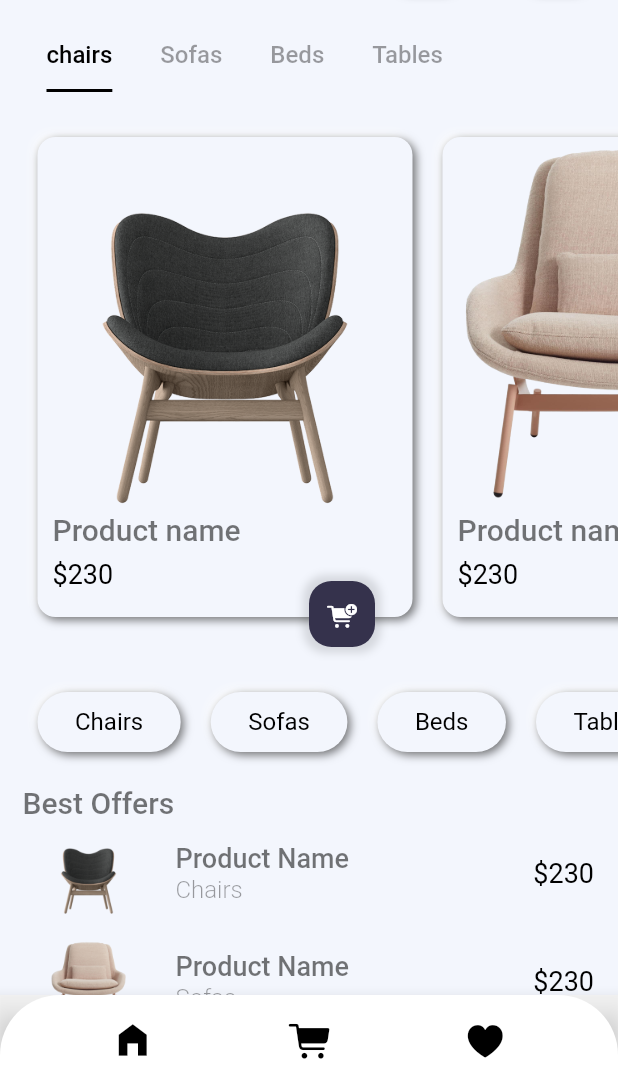
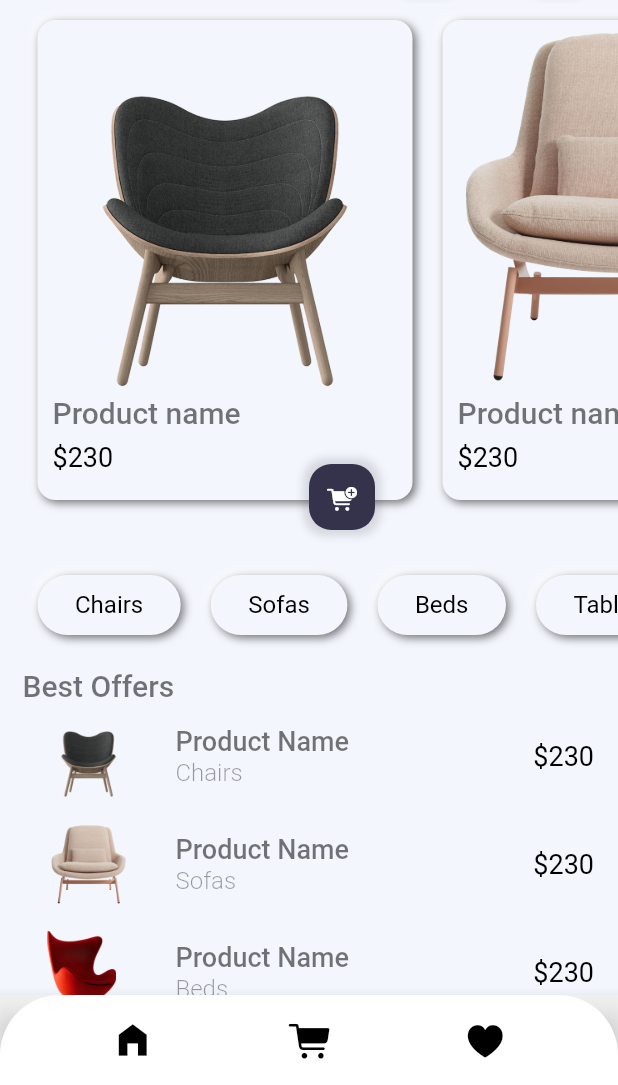
Before and after one commit to aakashsahh/E-commerce, a Flutter app: the screen it shows after launch, on a phone screen of 412 x 824 dp, the part 151-1236 px from its top. Run offline on Flutter 3.47's test engine with Material 2 defaults, Android fonts, the phone set to English and light mode, and no system bars; drawn by our look-alikes of flutter_neumorphic; our stand-ins replace cloud_firestore, firebase_core; accounts and stored records are empty.

```diff
--- a/lib/main.dart
+++ b/lib/main.dart
@@ -1,8 +1,10 @@
+import 'package:firebase_core/firebase_core.dart';
 import 'package:flutter/material.dart';
 
 import 'screens/Homepage.dart';
 
 void main() {
+  // Firebase.initializeApp()
   runApp(const MyApp());
 }
 
--- a/lib/models/products_model.dart
+++ b/lib/models/products_model.dart
@@ -1,9 +1,11 @@
 class Products {
-  // id
+  String id;
   String productname;
   double price;
   String description;
   String category;
+  String imgurl;
 
-  Products(this.productname, this.price, this.description, this.category);
+  Products(
+      this.id, this.productname, this.price, this.description, this.category, this.imgurl);
 }
--- a/lib/screens/Homepage.dart
+++ b/lib/screens/Homepage.dart
@@ -22,25 +22,18 @@ class Homepage extends StatelessWidget {
   Widget build(BuildContext context) {
     return Scaffold(
         bottomNavigationBar: const CustomNavbar(),
-      body: DefaultTabController(
-        length: 4,
-        child: Material(
+        // body: DefaultTabController(
+        //   length: 4,
+        body: Material(
           color: const Color(0xFFF3F6FD),
           child: SingleChildScrollView(
             child: Padding(
               padding: const EdgeInsets.only(top: 50, left: 15),
-              child: Column(
-                  crossAxisAlignment: CrossAxisAlignment.start,
-                  children: [
-                    Row(
-                        mainAxisAlignment: MainAxisAlignment.spaceBetween,
-                        children: [
+              child: Column(crossAxisAlignment: CrossAxisAlignment.start, children: [
+                Row(mainAxisAlignment: MainAxisAlignment.spaceBetween, children: [
                   const Text(
                     "Hamro Furniture",
-                            style: TextStyle(
-                                fontSize: 25,
-                                fontWeight: FontWeight.w500,
-                                color: Colors.black54),
+                    style: TextStyle(fontSize: 25, fontWeight: FontWeight.w500, color: Colors.black54),
                   ),
                   Padding(
                     padding: const EdgeInsets.only(left: 20),
@@ -85,46 +78,18 @@ class Homepage extends StatelessWidget {
                     ),
                   ),
                 ]),
+
                 const SizedBox(
-                      height: 20,
-                    ),
-                    const TabBar(
-                        indicatorSize: TabBarIndicatorSize.label,
-                        indicatorColor: Colors.black,
-                        isScrollable: true,
-                        labelColor: Colors.black,
-                        labelStyle: TextStyle(
-                          fontSize: 16,
-                          fontWeight: FontWeight.w500,
-                        ),
-                        unselectedLabelColor: Colors.black38,
-                        tabs: [
-                          Tab(
-                            text: "chairs",
-                          ),
-                          Tab(
-                            text: "Sofas",
-                          ),
-                          Tab(
-                            text: "Beds",
-                          ),
-                          Tab(
-                            text: "Tables",
-                          ),
-                        ]),
-                    const SizedBox(
-                      height: 20,
+                  height: 10,
                 ),
                 SizedBox(
                   height: 360,
-                      child: TabBarView(children: [
-                        ProductsWidget(),
-                        ProductsWidget(),
-                        ProductsWidget(),
-                        ProductsWidget(),
-                      ]),
+                  child: ProductsWidget(),
                 ),
-                    const SizedBox(height: 10),
+                const SizedBox(
+                  height: 10,
+                ),
+
                 //categories box
                 SizedBox(
                   height: 60,
@@ -145,12 +110,10 @@ class Homepage extends StatelessWidget {
                         },
                         child: Neumorphic(
                           margin: const EdgeInsets.all(10),
-                              padding: const EdgeInsets.symmetric(
-                                  vertical: 10, horizontal: 25),
+                          padding: const EdgeInsets.symmetric(vertical: 10, horizontal: 25),
                           style: NeumorphicStyle(
                             shape: NeumorphicShape.flat,
-                                boxShape: NeumorphicBoxShape.roundRect(
-                                    BorderRadius.circular(20)),
+                            boxShape: NeumorphicBoxShape.roundRect(BorderRadius.circular(20)),
                             color: const Color(0xFFF3F6FD),
                             intensity: 1,
                           ),
@@ -177,6 +140,7 @@ class Homepage extends StatelessWidget {
                     color: Colors.black54,
                   ),
                 ),
+
                 ListView.builder(
                   physics: const NeverScrollableScrollPhysics(),
                   shrinkWrap: true,
@@ -184,8 +148,7 @@ class Homepage extends StatelessWidget {
                   itemBuilder: (context, index) {
                     return ListTile(
                       minLeadingWidth: 70,
-                          leading: Image.asset(
-                              "assets/images/Product ${index + 1}.png"),
+                      leading: Image.asset("assets/images/Product ${index + 1}.png"),
                       title: const Text(
                         "Product Name",
                         style: TextStyle(
@@ -204,10 +167,7 @@ class Homepage extends StatelessWidget {
                       ),
                       trailing: const Text(
                         "\$230",
-                            style: TextStyle(
-                                fontSize: 18,
-                                fontWeight: FontWeight.w400,
-                                color: Colors.black),
+                        style: TextStyle(fontSize: 18, fontWeight: FontWeight.w400, color: Colors.black),
                       ),
                     );
                   },
@@ -215,8 +175,7 @@ class Homepage extends StatelessWidget {
               ]),
             ),
           ),
-        ),
-      ),
-    );
+        ));
+    // ),
   }
 }
--- a/lib/screens/category_screen.dart
+++ b/lib/screens/category_screen.dart
@@ -12,7 +12,7 @@ class CategoryScreen extends StatelessWidget {
   @override
   Widget build(BuildContext context) {
     return Material(
-      color: Color(0xFFF3F6FD),
+      color: const Color(0xFFF3F6FD),
       child: SingleChildScrollView(
         child: Column(
           crossAxisAlignment: CrossAxisAlignment.start,
@@ -61,7 +61,7 @@ class CategoryScreen extends StatelessWidget {
           GridView.builder(
             physics: const NeverScrollableScrollPhysics(),
             shrinkWrap: true,
-            padding: EdgeInsets.only(top: 20, right: 5,left: 5,bottom: 50),
+            padding: const EdgeInsets.only(top: 20, right: 5,left: 5,bottom: 50),
             gridDelegate: SliverGridDelegateWithFixedCrossAxisCount(crossAxisCount: 2,
             childAspectRatio: (MediaQuery.of(context).size.width - 15 - 10) / (2 * 250),
             mainAxisSpacing: 30,
@@ -75,7 +75,7 @@ class CategoryScreen extends StatelessWidget {
             return OverflowBox(
               maxHeight: 250 +70,
               child: Container(
-                margin: EdgeInsets.only(top: 70),
+                margin: const EdgeInsets.only(top: 70),
                 child: CatProductCard(index),
               ),
             );
--- a/lib/widgets/products_widget.dart
+++ b/lib/widgets/products_widget.dart
@@ -1,15 +1,27 @@
+import 'package:cloud_firestore/cloud_firestore.dart';
 import 'package:flutter/cupertino.dart';
+import 'package:flutter/rendering.dart';
 import 'package:flutter_neumorphic/flutter_neumorphic.dart';
+import 'package:hamro_furniture/models/products_model.dart';
 
 import '../screens/product_screen.dart';
+import 'package:firebase_core/firebase_core.dart';
 
-class ProductsWidget extends StatelessWidget {
+class ProductsWidget extends StatefulWidget {
+  @override
+  State<ProductsWidget> createState() => _ProductsWidgetState();
+}
+
+class _ProductsWidgetState extends State<ProductsWidget> {
+  // final Stream<QuerySnapshot> products =
   @override
   Widget build(BuildContext context) {
+
         return ListView.builder(
           itemCount: 4,
           scrollDirection: Axis.horizontal,
           itemBuilder: (context, index) {
+
     return Padding(
       padding: const EdgeInsets.all(10),
       child: SizedBox(
@@ -21,8 +33,7 @@ class ProductsWidget extends StatelessWidget {
               child: Neumorphic(
                 style: NeumorphicStyle(
                   shape: NeumorphicShape.flat,
-                      boxShape: NeumorphicBoxShape.roundRect(
-                          BorderRadius.circular(12)),
+                  boxShape: NeumorphicBoxShape.roundRect(BorderRadius.circular(12)),
                   color: const Color(0xFFF3F6FD),
                   intensity: 1,
                 ),
@@ -51,13 +62,10 @@ class ProductsWidget extends StatelessWidget {
                             fontWeight: FontWeight.w500,
                             color: Colors.black54,
                           )),
-                         const  SizedBox(height: 8),
+                      const SizedBox(height: 8),
                       const Text(
                         "\$230",
-                            style: TextStyle(
-                                fontSize: 18,
-                                fontWeight: FontWeight.w400,
-                                color: Colors.black),
+                        style: TextStyle(fontSize: 18, fontWeight: FontWeight.w400, color: Colors.black),
                       )
                     ],
                   ),
@@ -96,7 +104,11 @@ class ProductsWidget extends StatelessWidget {
         ),
       ),
     );
-      },
+  }
+
         );
+
   }
+
+
 }
```
Also changed, not shown: assets/images/Product 5.png (added). Lines whose indentation alone changed are shown as unchanged.
